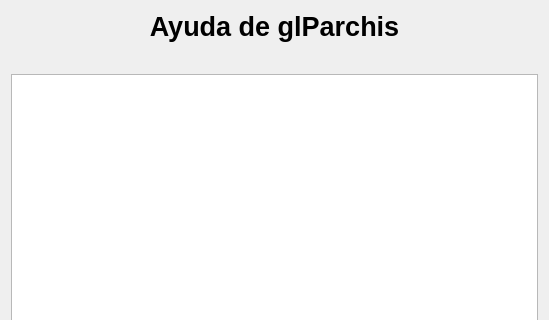
turulomio/devicesinlan, file ui/frmHelp.ui: the form before one commit; both pictures show x 0 to 549 and y 0 to 320 of the 549 by 607 pixel window.
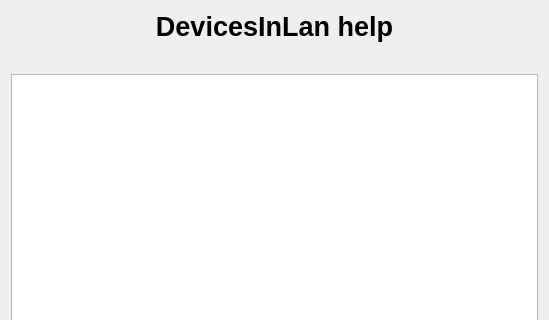
The form after the commit. Icons and pictures are not drawn.

Diff of the .ui file:
```diff
--- a/ui/frmHelp.ui
+++ b/ui/frmHelp.ui
@@ -39,7 +39,7 @@
         </font>
        </property>
        <property name="text">
-        <string>Ayuda de glParchis</string>
+        <string>DevicesInLan help</string>
        </property>
        <property name="alignment">
         <set>Qt::AlignCenter</set>
```
Left out of the diff: 8 changed lines with no effect on the pictures.
